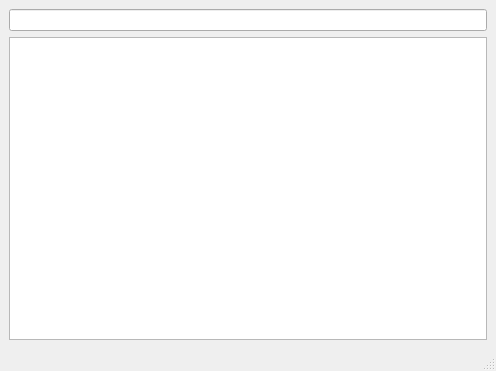
First picture: the form in mainwindow.ui, repository vignesh0025/quicky-notes, before the edit.
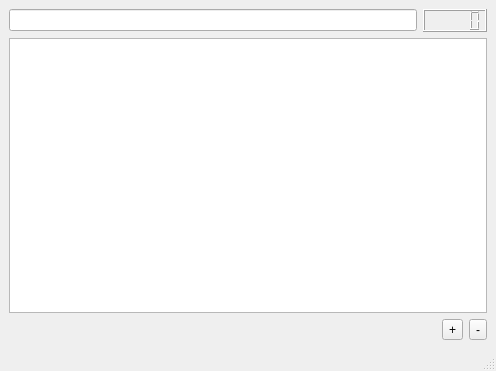
Second picture: the form after the edit.

Patch:
```diff
--- a/mainwindow.ui
+++ b/mainwindow.ui
@@ -16,7 +16,14 @@
   <widget class="QWidget" name="centralwidget">
    <layout class="QVBoxLayout" name="verticalLayout">
     <item>
-     <widget class="QLineEdit" name="title"/>
+     <layout class="QHBoxLayout" name="titleLayout">
+      <item>
+       <widget class="QLineEdit" name="title"/>
+      </item>
+      <item>
+       <widget class="QLCDNumber" name="id"/>
+      </item>
+     </layout>
     </item>
     <item>
      <widget class="QTextEdit" name="notes">
@@ -25,6 +32,37 @@
       </property>
      </widget>
     </item>
+    <item>
+     <layout class="QHBoxLayout" name="toolLayout">
+      <item>
+       <spacer name="horizontalSpacer">
+        <property name="orientation">
+         <enum>Qt::Horizontal</enum>
+        </property>
+        <property name="sizeHint" stdset="0">
+         <size>
+          <width>40</width>
+          <height>20</height>
+         </size>
+        </property>
+       </spacer>
+      </item>
+      <item>
+       <widget class="QToolButton" name="addBtn">
+        <property name="text">
+         <string>+</string>
+        </property>
+       </widget>
+      </item>
+      <item>
+       <widget class="QToolButton" name="deleteBtn">
+        <property name="text">
+         <string>-</string>
+        </property>
+       </widget>
+      </item>
+     </layout>
+    </item>
    </layout>
   </widget>
   <widget class="QMenuBar" name="menubar">
```
